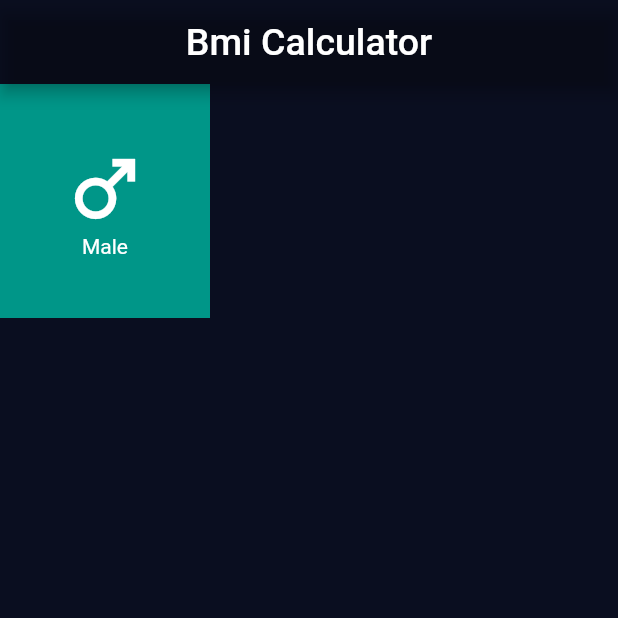
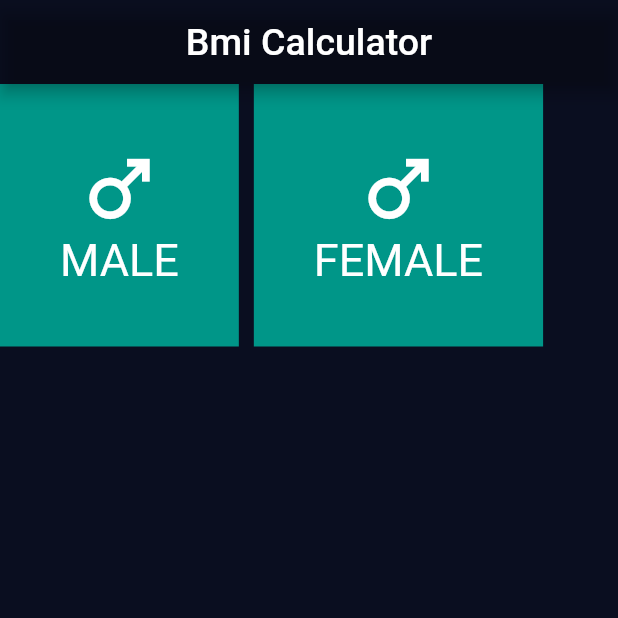
Before and after one commit to JanibekJali/american-dream---bmi_calculator, a Flutter app: the screen it shows after launch, on a phone screen of 412 x 824 dp, the top half of it. Run offline on Flutter 3.47's test engine with Material 2 defaults, Android fonts, the phone set to English and light mode, and no system bars.

Commit message:
Iconkany jasagila

```diff
--- a/lib/main.dart
+++ b/lib/main.dart
@@ -3,10 +3,10 @@ import 'package:flutter/material.dart';
 import 'ui/home_ui.dart';
 
 void main() {
-  runApp(Adam());
+  runApp(BmiCalcculator());
 }
 
-class Adam extends StatelessWidget {
+class BmiCalcculator extends StatelessWidget {
   @override
   Widget build(BuildContext context) {
     return MaterialApp(
--- a/lib/ui/home_ui.dart
+++ b/lib/ui/home_ui.dart
@@ -1,3 +1,4 @@
+import 'package:bmi_calculator/widgets/custom_container.dart';
 import 'package:flutter/material.dart';
 
 class HomeUi extends StatefulWidget {
@@ -18,30 +19,22 @@ class _HomeUiState extends State<HomeUi> {
           style: TextStyle(fontSize: 25),
         ),
       ),
-      body: Container(
-          child: Column(
-        children: [
-          Container(
-            color: Colors.teal,
-            padding: const EdgeInsets.all(40),
-            child: Column(
+      body: SingleChildScrollView(
+        scrollDirection: Axis.horizontal,
+        child: Column(
+          children: [
+            Row(
               children: const [
-                Icon(
-                  Icons.male,
-                  size: 60,
-                  color: Colors.white,
+                CustomContainer(genderText: 'MalE'),
+                SizedBox(
+                  width: 10,
                 ),
-                Text(
-                  'Male',
-                  style: TextStyle(
-                    color: Colors.white,
-                  ),
-                )
+                CustomContainer(genderText: 'Female'),
               ],
             ),
-          )
-        ],
-      )),
+          ],
+        ),
+      ),
     );
   }
 }
--- /dev/null
+++ b/lib/widgets/custom_container.dart
@@ -0,0 +1,33 @@
+import 'package:flutter/material.dart';
+
+class CustomContainer extends StatelessWidget {
+  const CustomContainer({
+    this.genderText,
+    Key? key,
+  }) : super(key: key);
+  final String? genderText;
+
+  @override
+  Widget build(BuildContext context) {
+    return Container(
+      color: Colors.teal,
+      padding: const EdgeInsets.all(40),
+      child: Column(
+        children: [
+          const Icon(
+            Icons.male,
+            size: 60,
+            color: Colors.white,
+          ),
+          Text(
+            genderText!.toUpperCase(),
+            style: const TextStyle(
+              color: Colors.white,
+              fontSize: 30,
+            ),
+          ),
+        ],
+      ),
+    );
+  }
+}
```
Also changed, not shown: 1 other file.
